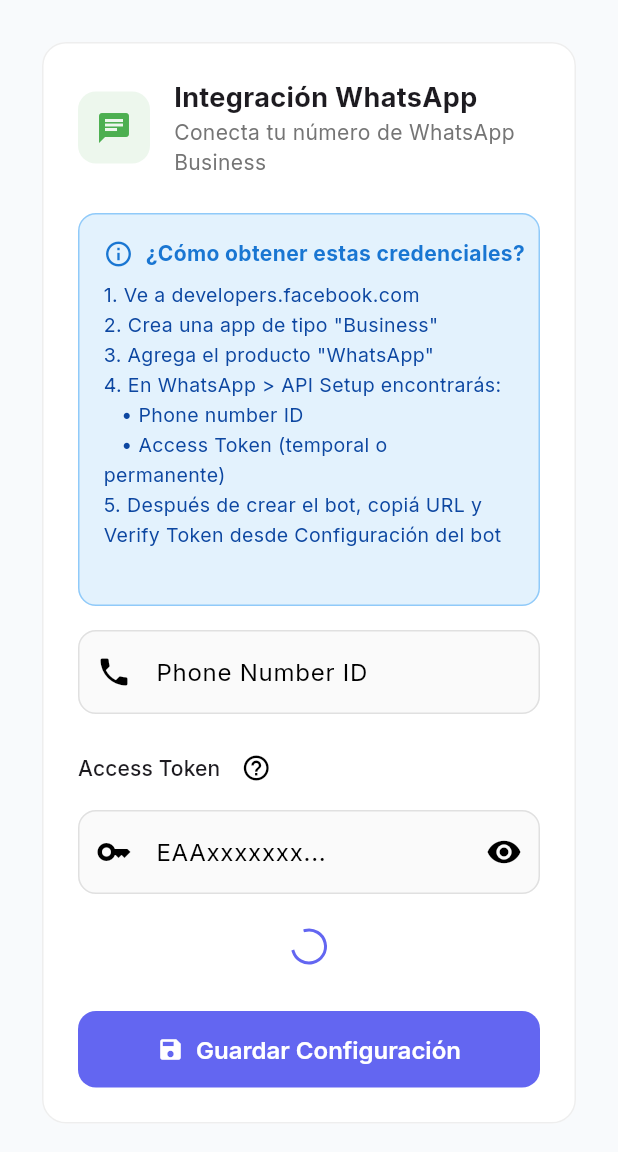
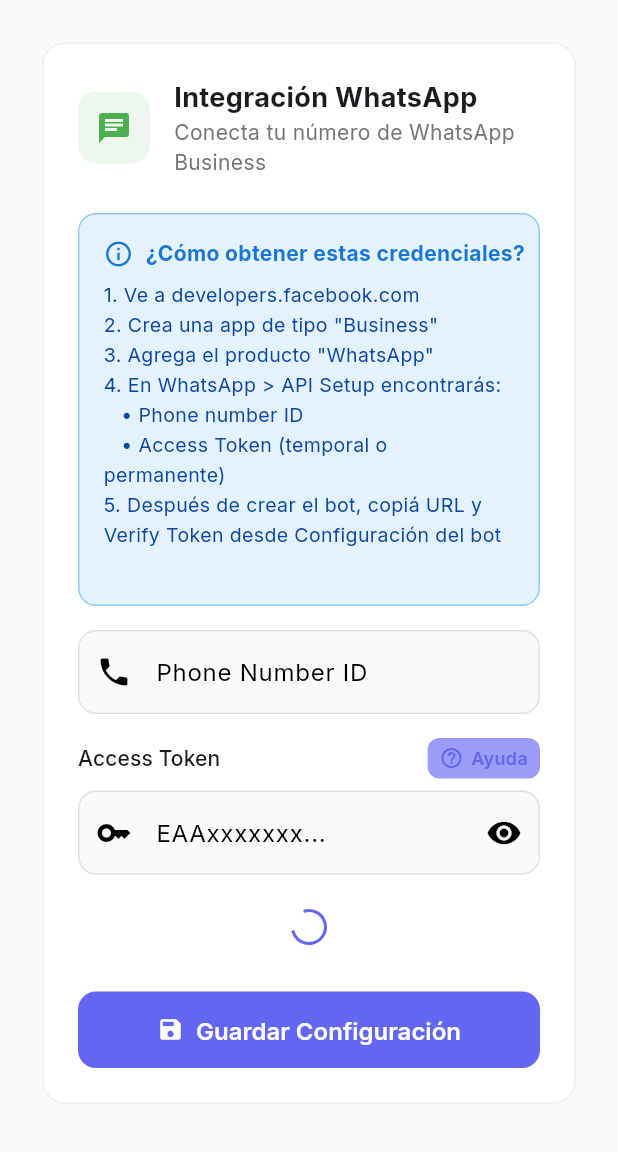
Before and after one commit to IperEnma/botai, a Flutter app: the BotConfigScreen screen opened directly with empty values, on a phone screen of 412 x 824 dp, the part 84-1236 px from its top. Run offline on Flutter 3.47's test engine with Material 3 defaults, Android fonts, the phone set to English and light mode, and no system bars; our stand-ins replace flutter_dotenv, flutter_riverpod, flutter_secure_storage, flutter_svg, go_router, google_fonts and 2 more; missing offline and left inert: dart:html, google_sign_in_web; accounts and stored records are empty.

Commit message:
adjust application.yml

```diff
--- a/frontend/lib/features/bot_config/bot_config_screen.dart
+++ b/frontend/lib/features/bot_config/bot_config_screen.dart
@@ -71,8 +71,8 @@
                         'Access Token',
                         style: Theme.of(context).textTheme.labelLarge,
                       ),
-                      const SizedBox(width: 4),
-                      const WhatsAppAccessTokenHelpButton(),
+                      const Spacer(),
+                      const WhatsAppAccessTokenHelpButton(compact: true),
                     ],
                   ),
                   const SizedBox(height: 8),
--- a/frontend/lib/features/bot_detail/bot_detail_screen.dart
+++ b/frontend/lib/features/bot_detail/bot_detail_screen.dart
@@ -232,8 +232,8 @@
                         'Access Token',
                         style: Theme.of(context).textTheme.labelLarge,
                       ),
-                      const SizedBox(width: 4),
-                      const WhatsAppAccessTokenHelpButton(),
+                      const Spacer(),
+                      const WhatsAppAccessTokenHelpButton(compact: true),
                     ],
                   ),
                   const SizedBox(height: 8),
--- a/frontend/lib/features/bots/panels/create_bot_panel.dart
+++ b/frontend/lib/features/bots/panels/create_bot_panel.dart
@@ -802,6 +802,7 @@
             const Spacer(),
             const WhatsAppAccessTokenHelpButton(
               style: WhatsAppAccessTokenHelpStyle.konecta,
+              compact: true,
             ),
           ],
         ),
--- a/frontend/lib/features/bots/widgets/whatsapp_access_token_help.dart
+++ b/frontend/lib/features/bots/widgets/whatsapp_access_token_help.dart
@@ -16,31 +16,53 @@
 
   @override
   Widget build(BuildContext context) {
-    if (style == WhatsAppAccessTokenHelpStyle.konecta) {
-      return TextButton.icon(
-        onPressed: () => showWhatsAppAccessTokenHelp(context),
-        icon: const Icon(Icons.help_outline, size: 16, color: KTokens.inkSoft),
-        label: Text(
-          compact ? '?' : 'CÓMO GENERARLO',
-          style: GoogleFonts.jetBrainsMono(
-            fontSize: 10,
-            letterSpacing: 0.6,
-            color: KTokens.inkSoft,
+    final isKonecta = style == WhatsAppAccessTokenHelpStyle.konecta;
+    final Color fg = isKonecta
+        ? KTokens.accent
+        : Theme.of(context).colorScheme.primary;
+    final Color bg = isKonecta
+        ? KTokens.accentSoft
+        : Theme.of(context).colorScheme.primaryContainer.withValues(alpha: 0.65);
+    final String label = compact ? 'Ayuda' : 'Cómo generarlo';
+
+    return Tooltip(
+      message: 'Cómo generar el Access Token en Meta',
+      child: Material(
+        color: bg,
+        borderRadius: BorderRadius.circular(isKonecta ? KTokens.rPill : 8),
+        child: InkWell(
+          onTap: () => showWhatsAppAccessTokenHelp(context),
+          borderRadius: BorderRadius.circular(isKonecta ? KTokens.rPill : 8),
+          child: Padding(
+            padding: EdgeInsets.symmetric(
+              horizontal: compact ? 8 : 10,
+              vertical: compact ? 5 : 6,
+            ),
+            child: Row(
+              mainAxisSize: MainAxisSize.min,
+              children: [
+                Icon(Icons.help_outline_rounded, size: compact ? 16 : 18, color: fg),
+                const SizedBox(width: 5),
+                Text(
+                  label,
+                  style: isKonecta
+                      ? GoogleFonts.jetBrainsMono(
+                          fontSize: compact ? 9 : 10,
+                          letterSpacing: 0.5,
+                          fontWeight: FontWeight.w600,
+                          color: fg,
+                        )
+                      : TextStyle(
+                          fontSize: compact ? 12 : 13,
+                          fontWeight: FontWeight.w600,
+                          color: fg,
+                        ),
+                ),
+              ],
+            ),
           ),
         ),
-        style: TextButton.styleFrom(
-          padding: EdgeInsets.zero,
-          minimumSize: Size.zero,
-          tapTargetSize: MaterialTapTargetSize.shrinkWrap,
-        ),
-      );
-    }
-
-    return IconButton(
-      icon: const Icon(Icons.help_outline, size: 20),
-      tooltip: 'Cómo generar el Access Token',
-      onPressed: () => showWhatsAppAccessTokenHelp(context),
-      visualDensity: VisualDensity.compact,
+      ),
     );
   }
 }
@@ -59,9 +81,18 @@
             crossAxisAlignment: CrossAxisAlignment.start,
             children: [
               Text(
+                'Estos pasos los hacés vos con tu cuenta de Meta Business '
+                '(administrador del portfolio). Konecta no genera ni ve tu token.',
+                style: Theme.of(ctx).textTheme.bodyMedium?.copyWith(height: 1.45),
+              ),
+              const SizedBox(height: 8),
+              Text(
                 'Generá un token de usuario del sistema en Meta Business Settings '
-                '(token permanente recomendado para producción).',
-                style: Theme.of(ctx).textTheme.bodyMedium?.copyWith(height: 1.45),
+                '(permanente recomendado para producción).',
+                style: Theme.of(ctx).textTheme.bodySmall?.copyWith(
+                      color: Colors.grey[700],
+                      height: 1.4,
+                    ),
               ),
               const SizedBox(height: 16),
               const _HelpStep(
@@ -77,13 +108,15 @@
                 n: 3,
                 text:
                     'Clic en Agregar y creá un usuario del sistema. '
-                    'Asignalo como Administrador si la app lo requiere.',
+                    'Asignale rol de Administrador del portfolio (vos, como dueño del negocio, '
+                    'tenés que tener permisos de admin en Meta Business para hacer esto).',
               ),
               const _HelpStep(
                 n: 4,
                 text:
-                    'Seleccioná el usuario creado → Agregar activos → '
-                    'asigná la app de Meta que usa WhatsApp con control total.',
+                    'Con ese usuario seleccionado: Agregar activos → '
+                    'elegí la app de Meta de tu negocio que usa WhatsApp y otorgale control total '
+                    '(también lo hacés vos desde tu Business Settings).',
               ),
               const _HelpStep(
                 n: 5,
```
